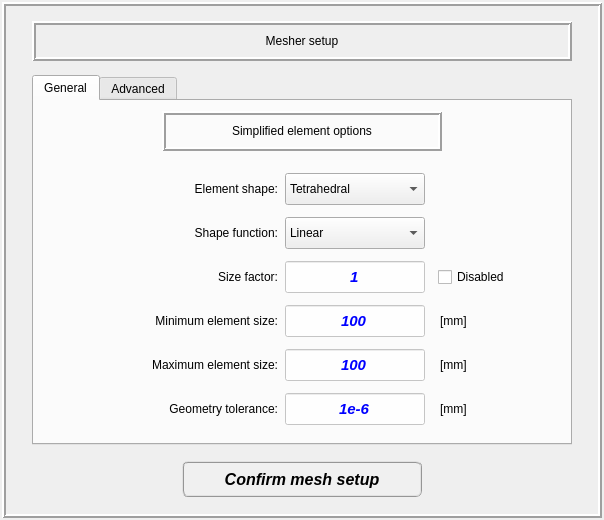
Qt form data/ui_files/mesh/element_setup.ui (MOPT-UFSC/VIBRA) before a commit.
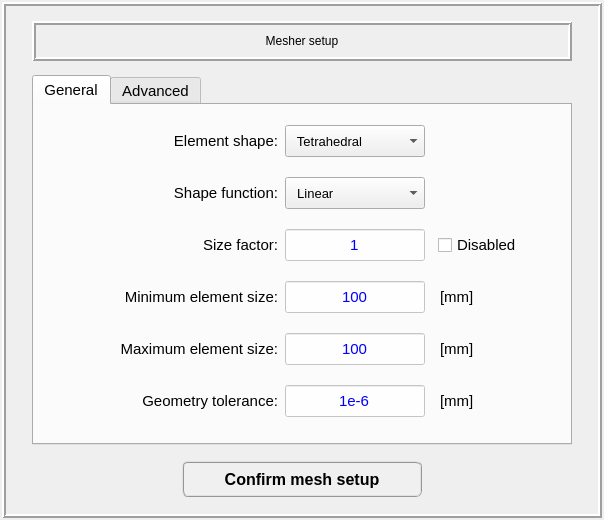
The same form after that commit.

Diff of the .ui file:
```diff
--- a/data/ui_files/mesh/element_setup.ui
+++ b/data/ui_files/mesh/element_setup.ui
@@ -46,6 +46,13 @@
      <height>740</height>
     </size>
    </property>
+   <property name="font">
+    <font>
+     <weight>50</weight>
+     <italic>false</italic>
+     <bold>false</bold>
+    </font>
+   </property>
    <property name="frameShape">
     <enum>QFrame::Box</enum>
    </property>
@@ -176,6 +183,13 @@
         <height>16777215</height>
        </size>
       </property>
+      <property name="font">
+       <font>
+        <weight>50</weight>
+        <italic>false</italic>
+        <bold>false</bold>
+       </font>
+      </property>
       <property name="frameShape">
        <enum>QFrame::NoFrame</enum>
       </property>
@@ -212,6 +226,15 @@
            <height>16777215</height>
           </size>
          </property>
+         <property name="font">
+          <font>
+           <family>MS Shell Dlg 2</family>
+           <pointsize>11</pointsize>
+           <weight>50</weight>
+           <italic>false</italic>
+           <bold>false</bold>
+          </font>
+         </property>
          <property name="styleSheet">
           <string notr="true">font: 75 italic bold 11pt &quot;Arial&quot;;</string>
          </property>
@@ -219,6 +242,15 @@
           <number>0</number>
          </property>
          <widget class="QWidget" name="tab_general">
+          <property name="font">
+           <font>
+            <family>Arial</family>
+            <pointsize>11</pointsize>
+            <weight>50</weight>
+            <italic>true</italic>
+            <bold>false</bold>
+           </font>
+          </property>
           <attribute name="title">
            <string>General</string>
           </attribute>
@@ -239,112 +271,6 @@
             <number>0</number>
            </property>
            <item row="0" column="0">
-            <widget class="QFrame" name="frame_label_2">
-             <property name="minimumSize">
-              <size>
-               <width>520</width>
-               <height>60</height>
-              </size>
-             </property>
-             <property name="maximumSize">
-              <size>
-               <width>520</width>
-               <height>60</height>
-              </size>
-             </property>
-             <property name="frameShape">
-              <enum>QFrame::NoFrame</enum>
-             </property>
-             <property name="frameShadow">
-              <enum>QFrame::Raised</enum>
-             </property>
-             <layout class="QGridLayout" name="gridLayout_12">
-              <property name="leftMargin">
-               <number>0</number>
-              </property>
-              <property name="topMargin">
-               <number>0</number>
-              </property>
-              <property name="rightMargin">
-               <number>0</number>
-              </property>
-              <property name="bottomMargin">
-               <number>0</number>
-              </property>
-              <property name="spacing">
-               <number>0</number>
-              </property>
-              <item row="0" column="0">
-               <widget class="QFrame" name="frame_14">
-                <property name="minimumSize">
-                 <size>
-                  <width>280</width>
-                  <height>40</height>
-                 </size>
-                </property>
-                <property name="maximumSize">
-                 <size>
-                  <width>280</width>
-                  <height>40</height>
-                 </size>
-                </property>
-                <property name="frameShape">
-                 <enum>QFrame::Box</enum>
-                </property>
-                <property name="frameShadow">
-                 <enum>QFrame::Raised</enum>
-                </property>
-                <property name="lineWidth">
-                 <number>2</number>
-                </property>
-                <layout class="QGridLayout" name="gridLayout_13">
-                 <property name="leftMargin">
-                  <number>0</number>
-                 </property>
-                 <property name="topMargin">
-                  <number>0</number>
-                 </property>
-                 <property name="rightMargin">
-                  <number>0</number>
-                 </property>
-                 <property name="bottomMargin">
-                  <number>0</number>
-                 </property>
-                 <property name="spacing">
-                  <number>2</number>
-                 </property>
-                 <item row="0" column="0">
-                  <widget class="QLabel" name="label_18">
-                   <property name="minimumSize">
-                    <size>
-                     <width>260</width>
-                     <height>32</height>
-                    </size>
-                   </property>
-                   <property name="maximumSize">
-                    <size>
-                     <width>260</width>
-                     <height>32</height>
-                    </size>
-                   </property>
-                   <property name="styleSheet">
-                    <string notr="true">font: 75 bold 12pt &quot;Arial&quot;;</string>
-                   </property>
-                   <property name="text">
-                    <string>Simplified element options</string>
-                   </property>
-                   <property name="alignment">
-                    <set>Qt::AlignCenter</set>
-                   </property>
-                  </widget>
-                 </item>
-                </layout>
-               </widget>
-              </item>
-             </layout>
-            </widget>
-           </item>
-           <item row="1" column="0">
             <widget class="QFrame" name="frame_inputs_general">
              <property name="minimumSize">
               <size>
@@ -358,6 +284,13 @@
                <height>360</height>
               </size>
              </property>
+             <property name="font">
+              <font>
+               <family>MS Shell Dlg 2</family>
+               <pointsize>10</pointsize>
+               <italic>false</italic>
+              </font>
+             </property>
              <property name="frameShape">
               <enum>QFrame::NoFrame</enum>
              </property>
@@ -396,11 +329,11 @@
                 </property>
                 <property name="font">
                  <font>
-                  <family>Arial</family>
+                  <family>MS Shell Dlg 2</family>
                   <pointsize>11</pointsize>
-                  <weight>75</weight>
-                  <italic>true</italic>
-                  <bold>true</bold>
+                  <weight>50</weight>
+                  <italic>false</italic>
+                  <bold>false</bold>
                  </font>
                 </property>
                 <property name="styleSheet">
@@ -429,6 +362,11 @@
                   <height>32</height>
                  </size>
                 </property>
+                <property name="font">
+                 <font>
+                  <pointsize>11</pointsize>
+                 </font>
+                </property>
                 <property name="styleSheet">
                  <string notr="true">font: 75 bold 11pt &quot;Arial&quot;;</string>
                 </property>
@@ -459,11 +397,11 @@
                 </property>
                 <property name="font">
                  <font>
-                  <family>Arial</family>
+                  <family>MS Shell Dlg 2</family>
                   <pointsize>11</pointsize>
-                  <weight>75</weight>
-                  <italic>true</italic>
-                  <bold>true</bold>
+                  <weight>50</weight>
+                  <italic>false</italic>
+                  <bold>false</bold>
                  </font>
                 </property>
                 <property name="styleSheet">
@@ -492,6 +430,11 @@
                   <height>32</height>
                  </size>
                 </property>
+                <property name="font">
+                 <font>
+                  <pointsize>11</pointsize>
+                 </font>
+                </property>
                 <property name="styleSheet">
                  <string notr="true">font: 75 bold 11pt &quot;Arial&quot;;</string>
                 </property>
@@ -517,6 +460,11 @@
                   <height>32</height>
                  </size>
                 </property>
+                <property name="font">
+                 <font>
+                  <pointsize>11</pointsize>
+                 </font>
+                </property>
                 <property name="styleSheet">
                  <string notr="true">font: 75 bold 11pt &quot;Arial&quot;;</string>
                 </property>
@@ -542,13 +490,18 @@
                   <height>32</height>
                  </size>
                 </property>
+                <property name="font">
+                 <font>
+                  <pointsize>10</pointsize>
+                 </font>
+                </property>
                 <property name="styleSheet">
                  <string notr="true">QComboBox{font: 75 italic bold 11pt &quot;Arial&quot;}
 QComboBox::hover{border-radius: 6px; border-color: rgb(0, 170, 255); border-style: ridge; border-width: 2px; font: 75 italic bold 11pt &quot;Arial&quot;}</string>
                 </property>
                 <item>
                  <property name="text">
-                  <string>Linear</string>
+                  <string>  Linear</string>
                  </property>
                 </item>
                 <item>
@@ -572,6 +525,15 @@
                   <height>32</height>
                  </size>
                 </property>
+                <property name="font">
+                 <font>
+                  <family>MS Shell Dlg 2</family>
+                  <pointsize>11</pointsize>
+                  <weight>50</weight>
+                  <italic>false</italic>
+                  <bold>false</bold>
+                 </font>
+                </property>
                 <property name="styleSheet">
                  <string notr="true">font: 75 bold 11pt &quot;Arial&quot;;</string>
                 </property>
@@ -597,13 +559,18 @@
                   <height>32</height>
                  </size>
                 </property>
+                <property name="font">
+                 <font>
+                  <pointsize>10</pointsize>
+                 </font>
+                </property>
                 <property name="styleSheet">
                  <string notr="true">QComboBox{font: 75 italic bold 11pt &quot;Arial&quot;}
 QComboBox::hover{border-radius: 6px; border-color: rgb(0, 170, 255); border-style: ridge; border-width: 2px; font: 75 italic bold 11pt &quot;Arial&quot;}</string>
                 </property>
                 <item>
                  <property name="text">
-                  <string>Tetrahedral</string>
+                  <string>  Tetrahedral</string>
                  </property>
                 </item>
                 <item>
@@ -637,6 +604,11 @@
                   <height>32</height>
                  </size>
                 </property>
+                <property name="font">
+                 <font>
+                  <pointsize>11</pointsize>
+                 </font>
+                </property>
                 <property name="styleSheet">
                  <string notr="true">font: 75 bold 11pt &quot;Arial&quot;;</string>
                 </property>
@@ -664,11 +636,11 @@
                 </property>
                 <property name="font">
                  <font>
-                  <family>Arial</family>
+                  <family>MS Shell Dlg 2</family>
                   <pointsize>11</pointsize>
-                  <weight>75</weight>
-                  <italic>true</italic>
-                  <bold>true</bold>
+                  <weight>50</weight>
+                  <italic>false</italic>
+                  <bold>false</bold>
                  </font>
                 </property>
                 <property name="styleSheet">
@@ -777,6 +749,11 @@
                      <height>28</height>
                     </size>
                    </property>
+                   <property name="font">
+                    <font>
+                     <pointsize>11</pointsize>
+                    </font>
+                   </property>
                    <property name="text">
                     <string>Disabled</string>
                    </property>
@@ -801,11 +778,11 @@
                 </property>
                 <property name="font">
                  <font>
-                  <family>Arial</family>
+                  <family>MS Shell Dlg 2</family>
                   <pointsize>11</pointsize>
-                  <weight>75</weight>
-                  <italic>true</italic>
-                  <bold>true</bold>
+                  <weight>50</weight>
+                  <italic>false</italic>
+                  <bold>false</bold>
                  </font>
                 </property>
                 <property name="styleSheet">
@@ -834,6 +811,11 @@
                   <height>32</height>
                  </size>
                 </property>
+                <property name="font">
+                 <font>
+                  <pointsize>11</pointsize>
+                 </font>
+                </property>
                 <property name="styleSheet">
                  <string notr="true">font: 75 bold 11pt &quot;Arial&quot;;</string>
                 </property>
@@ -895,6 +877,11 @@
                      <height>32</height>
                     </size>
                    </property>
+                   <property name="font">
+                    <font>
+                     <pointsize>11</pointsize>
+                    </font>
+                   </property>
                    <property name="styleSheet">
                     <string notr="true">font: 75 bold 11pt &quot;Arial&quot;;</string>
                    </property>
@@ -959,6 +946,11 @@
                      <height>32</height>
                     </size>
                    </property>
+                   <property name="font">
+                    <font>
+                     <pointsize>11</pointsize>
+                    </font>
+                   </property>
                    <property name="styleSheet">
                     <string notr="true">font: 75 bold 11pt &quot;Arial&quot;;</string>
                    </property>
@@ -1023,6 +1015,11 @@
                      <height>32</height>
                     </size>
                    </property>
+                   <property name="font">
+                    <font>
+                     <pointsize>11</pointsize>
+                    </font>
+                   </property>
                    <property name="styleSheet">
                     <string notr="true">font: 75 bold 11pt &quot;Arial&quot;;</string>
                    </property>
@@ -2097,7 +2094,7 @@
            <family>Arial</family>
            <pointsize>12</pointsize>
            <weight>75</weight>
-           <italic>true</italic>
+           <italic>false</italic>
            <bold>true</bold>
           </font>
          </property>
```
Left out of the diff: 271 changed lines with no effect on the pictures.
